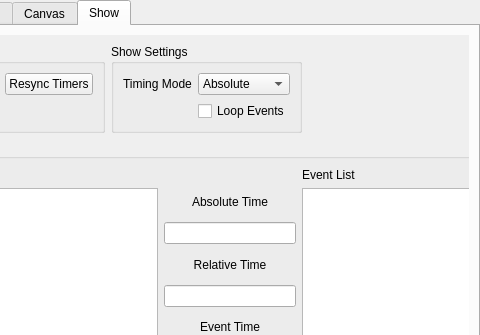
Above: src/widget/maestrocontrolwidget.ui from 8bitbuddhist/PixelMaestro-Studio before the change; both pictures show x 130 to 610 and y 0 to 335 of the 610 by 500 pixel window. Below: the same form after it.
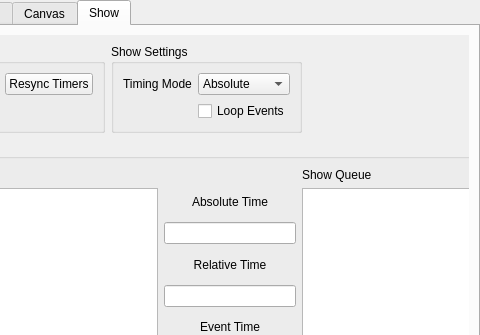
That is the form after the change. The open tabs and pages were chosen to show the change. Icons and pictures are not drawn.

Commit message: MaestroControlWidget - Fixed extra Section being listed in Section drop-down. MaestroControlWidget - Fixed `get_section_index(int)` method using outdated logic. WaveAnimationControlWidget - Fixed mirror checkbox not repopulating on active_section_ change. MaestroDrawingArea - Fixed active Section and Layer highlighting.

```diff
--- a/src/widget/maestrocontrolwidget.ui
+++ b/src/widget/maestrocontrolwidget.ui
@@ -1238,7 +1238,7 @@
           <property name="geometry">
            <rect>
             <x>0</x>
-            <y>-21</y>
+            <y>0</y>
             <width>693</width>
             <height>473</height>
            </rect>
@@ -1515,7 +1515,7 @@
                  </sizepolicy>
                 </property>
                 <property name="text">
-                 <string>Event List</string>
+                 <string>Show Queue</string>
                 </property>
                </widget>
               </item>
```
The commit also changes 5 other files.
